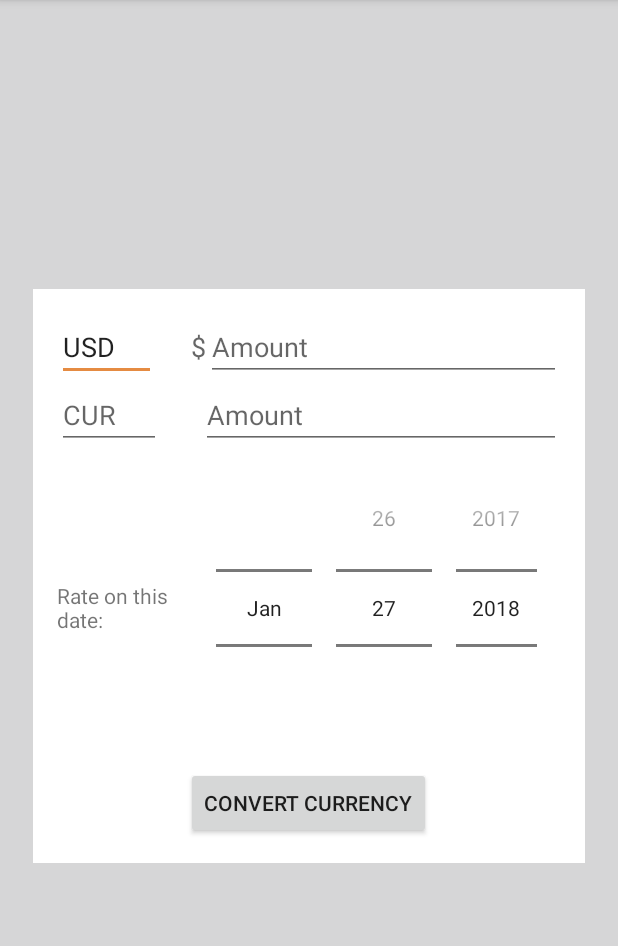
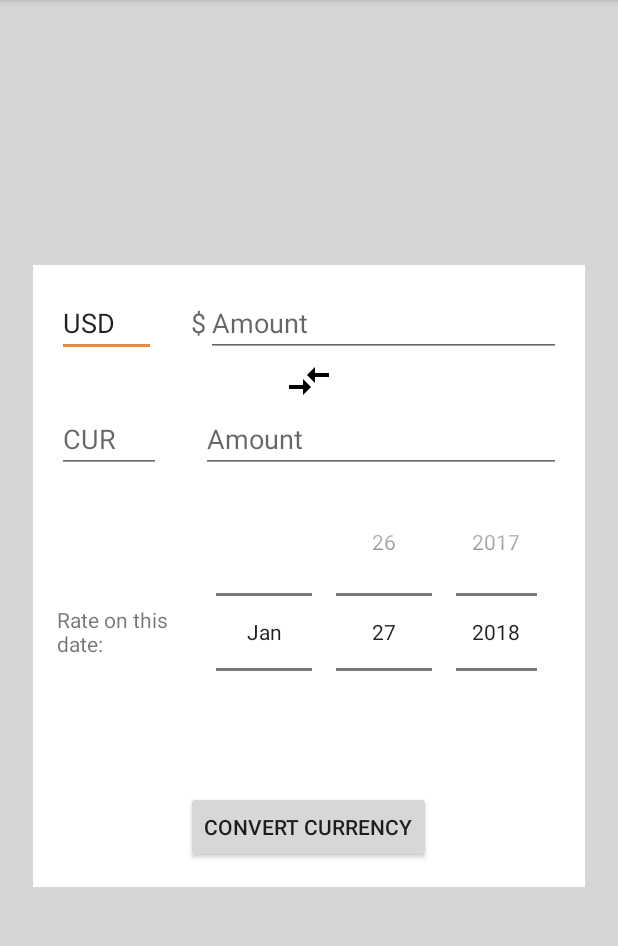
Before and after one commit to Stumpbeard/CoinMotion, an Android app: the screen it shows after launch (MainActivity), on a phone screen of 412 x 824 dp, the part 84-1030 px from its top. Run offline under Robolectric (Android 15) with nearby library versions, the phone set to English and light mode, and no system bars; our stand-ins replace Volley.

Commit message:
Worked on scaling. Added switch button.

```diff
--- /dev/null
+++ b/app/src/main/res/drawable/ic_compare_arrows_black_24dp.xml
@@ -0,0 +1,4 @@
+<vector android:height="32dp" android:viewportHeight="24.0"
+    android:viewportWidth="24.0" android:width="32dp" xmlns:android="http://schemas.android.com/apk/res/android">
+    <path android:fillColor="#FF000000" android:pathData="M9.01,14L2,14v2h7.01v3L13,15l-3.99,-4v3zM14.99,13v-3L22,10L22,8h-7.01L14.99,5L11,9l3.99,4z"/>
+</vector>
--- a/app/src/main/res/layout/activity_main.xml
+++ b/app/src/main/res/layout/activity_main.xml
@@ -15,11 +15,9 @@
 
     <ScrollView
         android:layout_width="384dp"
-        android:layout_height="383dp"
-        android:layout_marginBottom="8dp"
-        android:layout_marginEnd="8dp"
-        android:layout_marginStart="8dp"
-        android:layout_marginTop="8dp"
+        android:layout_height="wrap_content"
+        android:layout_alignParentBottom="true"
+        android:layout_alignParentStart="true"
         app:layout_constraintBottom_toBottomOf="parent"
         app:layout_constraintEnd_toEndOf="parent"
         app:layout_constraintStart_toStartOf="parent"
@@ -74,6 +72,13 @@
                     android:inputType="numberDecimal" />
 
             </LinearLayout>
+
+            <ImageButton
+                android:id="@+id/imageButton2"
+                android:layout_width="match_parent"
+                android:layout_height="wrap_content"
+                android:background="#FFFFFF"
+                app:srcCompat="@drawable/ic_compare_arrows_black_24dp" />
 
             <LinearLayout
                 android:layout_width="match_parent"
```
